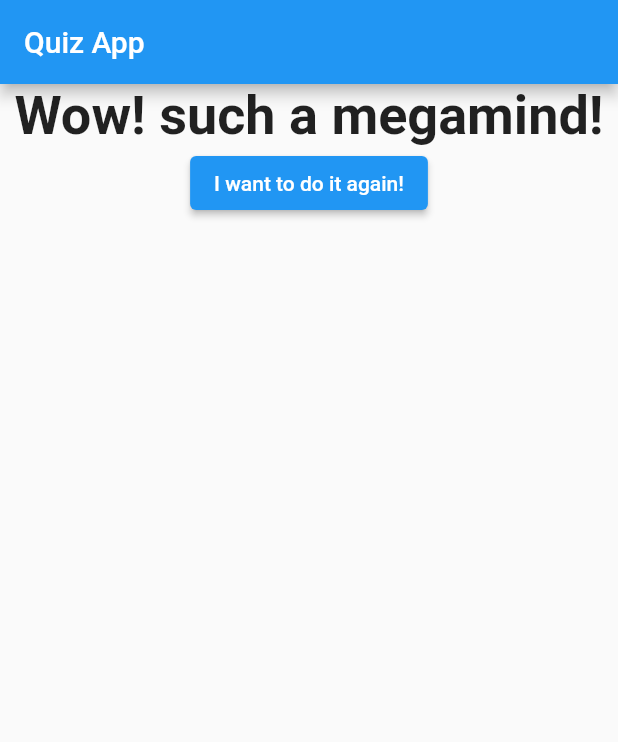
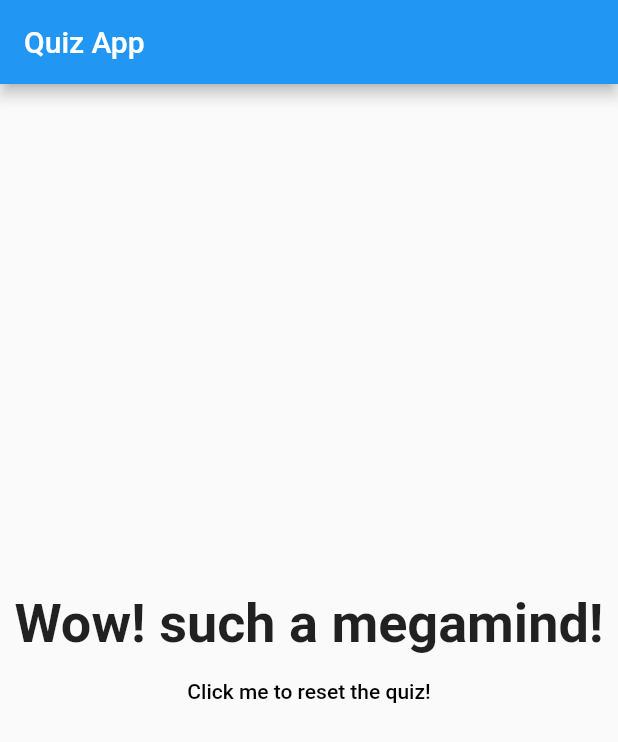
Before and after one commit to DNaranjoDev/old_quiz-app, a Flutter app: the screen it shows after launch, after a tap on "Black", after a tap on "Cat", after a tap on "Dart", on a phone screen of 412 x 824 dp. Shown: the top 742 px of the screen. Run offline on Flutter 3.47's test engine with Material 2 defaults, Android fonts, the phone set to English and light mode, and no system bars.

Commit message:
Styling & changes in README

```diff
--- a/lib/answer.dart
+++ b/lib/answer.dart
@@ -8,7 +8,8 @@ class Answer extends StatelessWidget {
 
   @override
   Widget build(BuildContext context) {
-    return SizedBox(
+    return Container(
+      margin: const EdgeInsets.only(top: 15),
       width: MediaQuery.of(context).size.width * 0.95,
       child: ElevatedButton(
         style: ButtonStyle(
--- a/lib/result.dart
+++ b/lib/result.dart
@@ -23,21 +23,17 @@ class Result extends StatelessWidget {
   Widget build(BuildContext context) {
     return Center(
       child: Column(
+        mainAxisAlignment: MainAxisAlignment.center,
         children: <Widget>[
           Text(
             resultPhrase,
             style: const TextStyle(fontSize: 36, fontWeight: FontWeight.bold),
             textAlign: TextAlign.center,
           ),
-          ElevatedButton(
-            style: ButtonStyle(
-              backgroundColor: MaterialStateProperty.all(
-                  Colors.blue), // Background button color
-              foregroundColor:
-                  MaterialStateProperty.all(Colors.white), // Font color
-            ),
+          TextButton(
+            style: TextButton.styleFrom(foregroundColor: Colors.black),
             onPressed: resetHandler,
-            child: const Text('I want to do it again!'),
+            child: const Text('Click me to reset the quiz!'),
           ),
         ],
       ),
```
Also changed, not shown: 1 other file.
